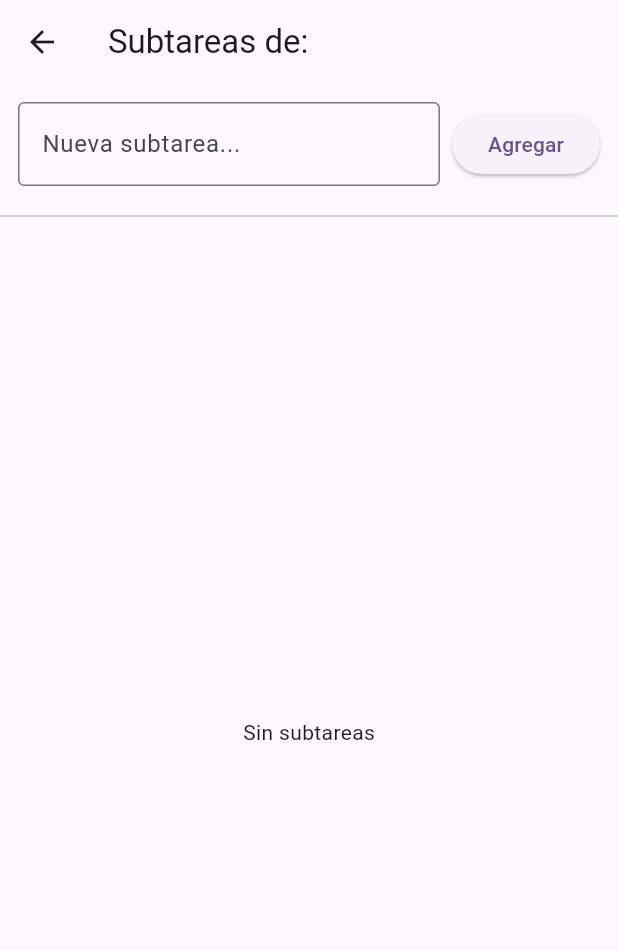
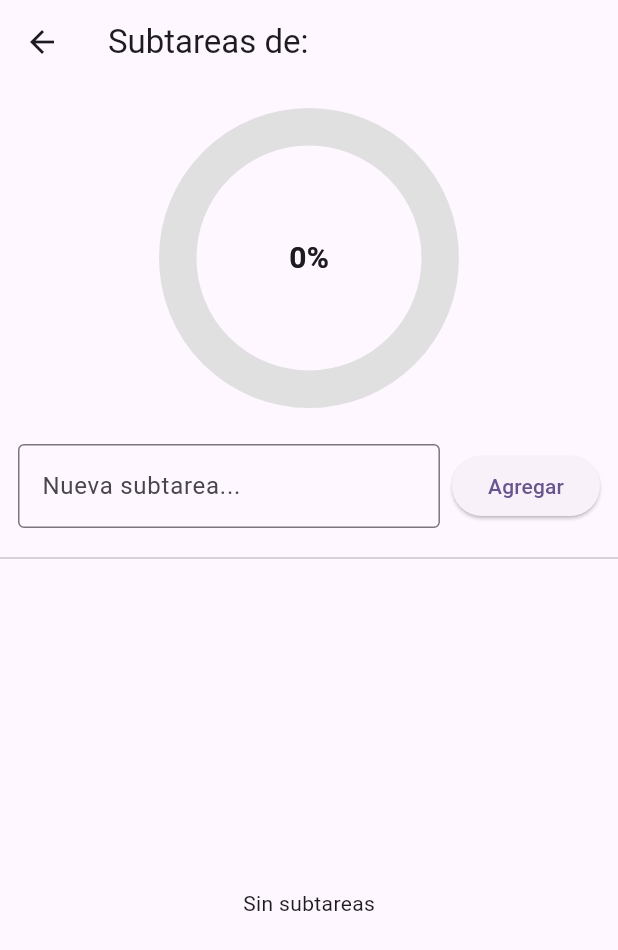
Before and after one commit to YonathanR11/app-todos-flutter, a Flutter app: the SubTodoScreen screen opened directly with empty values, on a phone screen of 412 x 824 dp. Shown: the top 950 px of the screen. Run offline on Flutter 3.47's test engine with Material 3 defaults, Android fonts, the phone set to English and light mode, and no system bars; drawn by our look-alikes of percent_indicator; our stand-ins replace flutter_riverpod, go_router, shared_preferences, sqflite; missing offline and left inert: sqlite_viewer2; accounts and stored records are empty.

Commit message:
se agrega grafica en subtodos

```diff
--- a/lib/presentation/screens/subtodo_screen.dart
+++ b/lib/presentation/screens/subtodo_screen.dart
@@ -1,4 +1,5 @@
 import 'package:flutter/material.dart';
+import 'package:percent_indicator/circular_percent_indicator.dart';
 import 'package:uuid/uuid.dart';
 
 import '../../domain/entities/subtodo.dart';
@@ -66,6 +67,51 @@ class _SubTodoScreenState extends State<SubTodoScreen> {
       appBar: AppBar(title: Text('Subtareas de: ${widget.todoTitle}')),
       body: Column(
         children: [
+          const SizedBox(height: 16),
+          SizedBox(
+            height: 200,
+            width: 200,
+            child: Stack(
+              alignment: Alignment.center,
+              children: [
+                CircularPercentIndicator(
+                  radius: 100.0,
+                  // ⬅️ Ajusta el tamaño del círculo
+                  lineWidth: 25.0,
+                  // ⬅️ Grosor del trazo
+                  percent: _subtodos.isEmpty
+                      ? 0
+                      : _subtodos.where((e) => e.done).length /
+                            _subtodos.length,
+                  center: Text(
+                    _subtodos.isEmpty
+                        ? '0%'
+                        : '${((_subtodos.where((e) => e.done).length / _subtodos.length) * 100).round()}%',
+                    style: const TextStyle(
+                      fontSize: 20,
+                      fontWeight: FontWeight.bold,
+                    ),
+                  ),
+                  progressColor: Colors.black87,
+                  backgroundColor: Colors.grey[300]!,
+                  animation: true,
+                  circularStrokeCap: CircularStrokeCap.round,
+                  animationDuration: 500,
+                ),
+
+                Text(
+                  _subtodos.isEmpty
+                      ? '0%'
+                      : '${((_subtodos.where((e) => e.done).length / _subtodos.length) * 100).round()}%',
+                  style: const TextStyle(
+                    fontSize: 20,
+                    fontWeight: FontWeight.bold,
+                  ),
+                ),
+              ],
+            ),
+          ),
+          const SizedBox(height: 12),
           Padding(
             padding: const EdgeInsets.all(12.0),
             child: Row(
```
